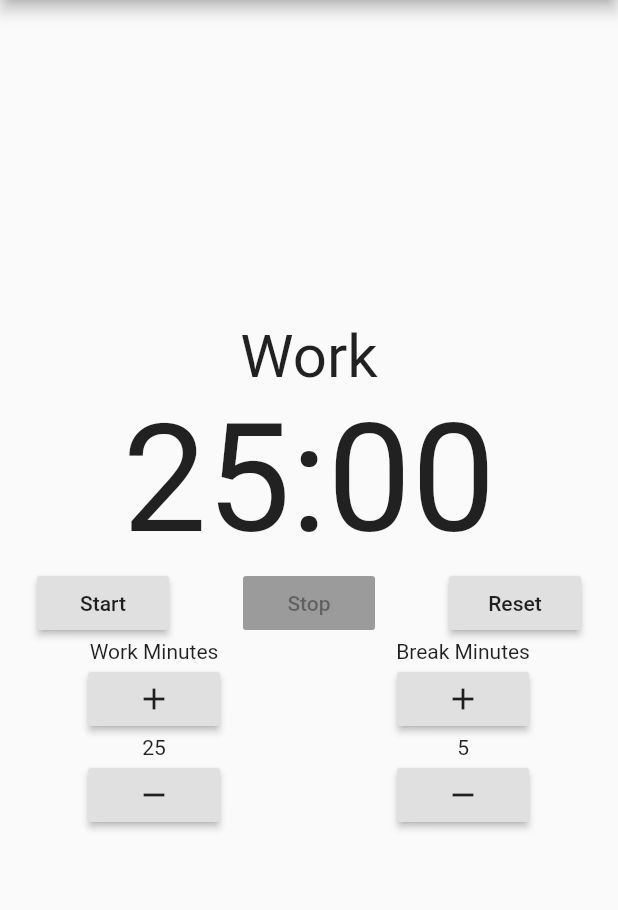
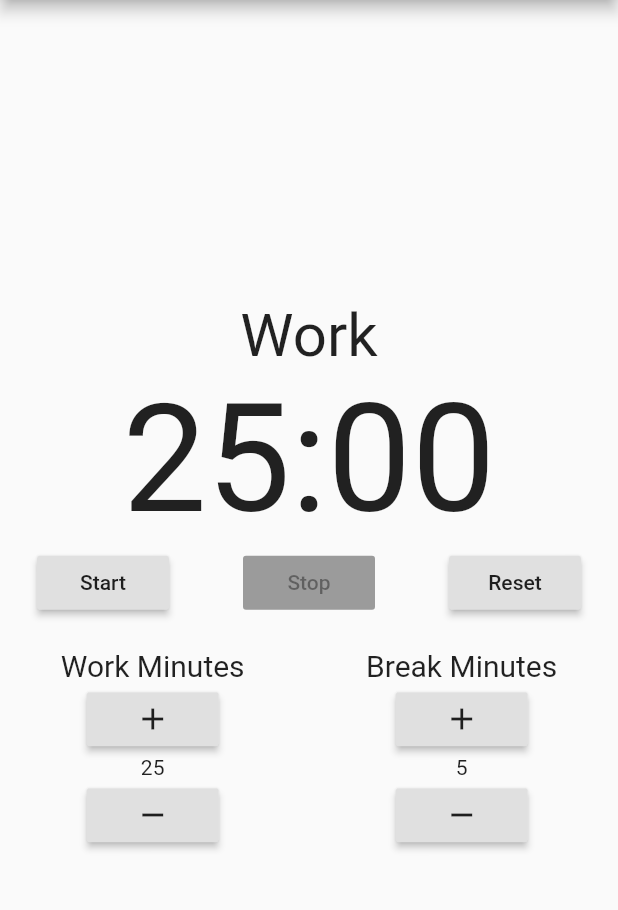
Before and after one commit to mhelmetag/orlogio, a Flutter app: the screen it shows after launch, on a phone screen of 412 x 824 dp, the part 84-994 px from its top. Run offline on Flutter 3.47's test engine with Material 2 defaults, Android fonts, the phone set to English and light mode, and no system bars.

Commit message:
spacing and font sizing, silly ui changes

```diff
--- a/lib/components/clock.dart
+++ b/lib/components/clock.dart
@@ -1,10 +1,10 @@
 import 'package:flutter/material.dart';
 
 class Clock extends StatelessWidget {
-  final double clockSize;
+  final double clockTextSize;
   final int currentTimeSeconds;
 
-  Clock({this.clockSize = 100, this.currentTimeSeconds});
+  Clock({this.clockTextSize, this.currentTimeSeconds});
 
   String stringTime() {
     var minutes = (currentTimeSeconds ~/ 60);
@@ -20,7 +20,7 @@ class Clock extends StatelessWidget {
   build(BuildContext context) {
     return Text(
       stringTime(),
-      style: TextStyle(fontSize: clockSize)
+      style: TextStyle(fontSize: clockTextSize)
     );
   }
 }
--- a/lib/components/editable_minutes.dart
+++ b/lib/components/editable_minutes.dart
@@ -13,7 +13,10 @@ class EditableMinutes extends StatelessWidget {
     return Column(
       mainAxisAlignment: MainAxisAlignment.center,
       children: <Widget>[
-        Text(labelText),
+        Text(
+          labelText,
+          style: TextStyle(fontSize: 20)
+        ),
         RaisedButton(
           child: Icon(Icons.add),
           onPressed: addFunction
--- a/lib/screens/home.dart
+++ b/lib/screens/home.dart
@@ -124,21 +124,29 @@ class _HomeState extends State<Home> {
         child: Column(
           mainAxisAlignment: MainAxisAlignment.center,
           children: <Widget>[
-            Text(
+            Container(
+              child: Text(
                 _working ? 'Work' : 'Break',
                 style: TextStyle(
                   fontSize: 40
                 )
+              )
             ),
-            Clock(currentTimeSeconds: _currentTimeSeconds),
-            ClockControls(
+            Container(
+              child: Clock(clockTextSize: 100,currentTimeSeconds: _currentTimeSeconds)
+            ),
+            Container(
+              child: ClockControls(
                 running: _running,
                 currentTimeSeconds: _currentTimeSeconds,
                 startFunction: start,
                 stopFunction: stop,
                 resetFunction: reset
+              )
             ),
-            Row(
+            Container(
+              padding: EdgeInsets.only(top: 20),
+              child: Row(
                 mainAxisAlignment: MainAxisAlignment.spaceAround,
                 children: <Widget>[
                   EditableMinutes(
@@ -153,7 +161,8 @@ class _HomeState extends State<Home> {
                     addFunction: () { updateBreakTime('add'); },
                     removeFunction: () { updateBreakTime('remove'); }
                   )
-              ],
+                ]
+              )
             )
           ]
         )
```
Lines whose indentation alone changed are shown as unchanged.
